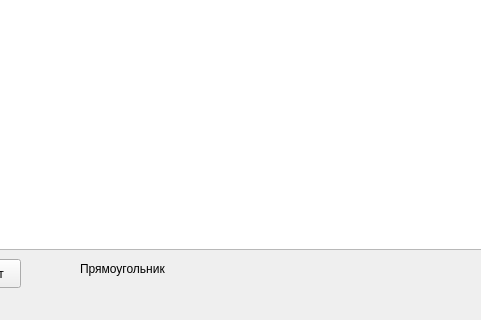
Before: the Qt Designer form mainwindow.ui in StepanRyabcev/SimpleVectorEdit, drawn with Qt 5; both pictures show x 110 to 591 and y 280 to 600 of the 800 by 600 pixel window.
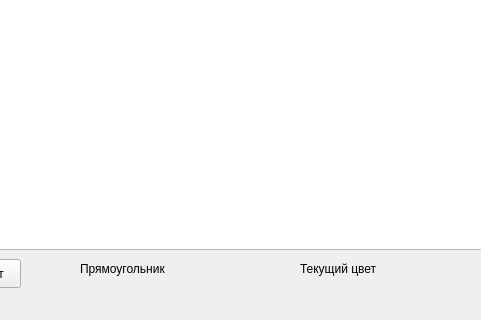
After: the same form once the commit is applied.

Commit message: Now shows primitive and color

Diff of the .ui file:
```diff
--- a/mainwindow.ui
+++ b/mainwindow.ui
@@ -42,7 +42,7 @@
      <rect>
       <x>190</x>
       <y>520</y>
-      <width>241</width>
+      <width>151</width>
       <height>20</height>
      </rect>
     </property>
@@ -50,6 +50,32 @@
      <string>Прямоугольник</string>
     </property>
    </widget>
+   <widget class="QLabel" name="cuurcl">
+    <property name="geometry">
+     <rect>
+      <x>410</x>
+      <y>520</y>
+      <width>101</width>
+      <height>20</height>
+     </rect>
+    </property>
+    <property name="text">
+     <string>Текущий цвет</string>
+    </property>
+   </widget>
+   <widget class="QLabel" name="currentcolor">
+    <property name="geometry">
+     <rect>
+      <x>510</x>
+      <y>520</y>
+      <width>31</width>
+      <height>20</height>
+     </rect>
+    </property>
+    <property name="text">
+     <string/>
+    </property>
+   </widget>
   </widget>
   <widget class="QMenuBar" name="menubar">
    <property name="geometry">
```
The commit also changes 1 other file.
